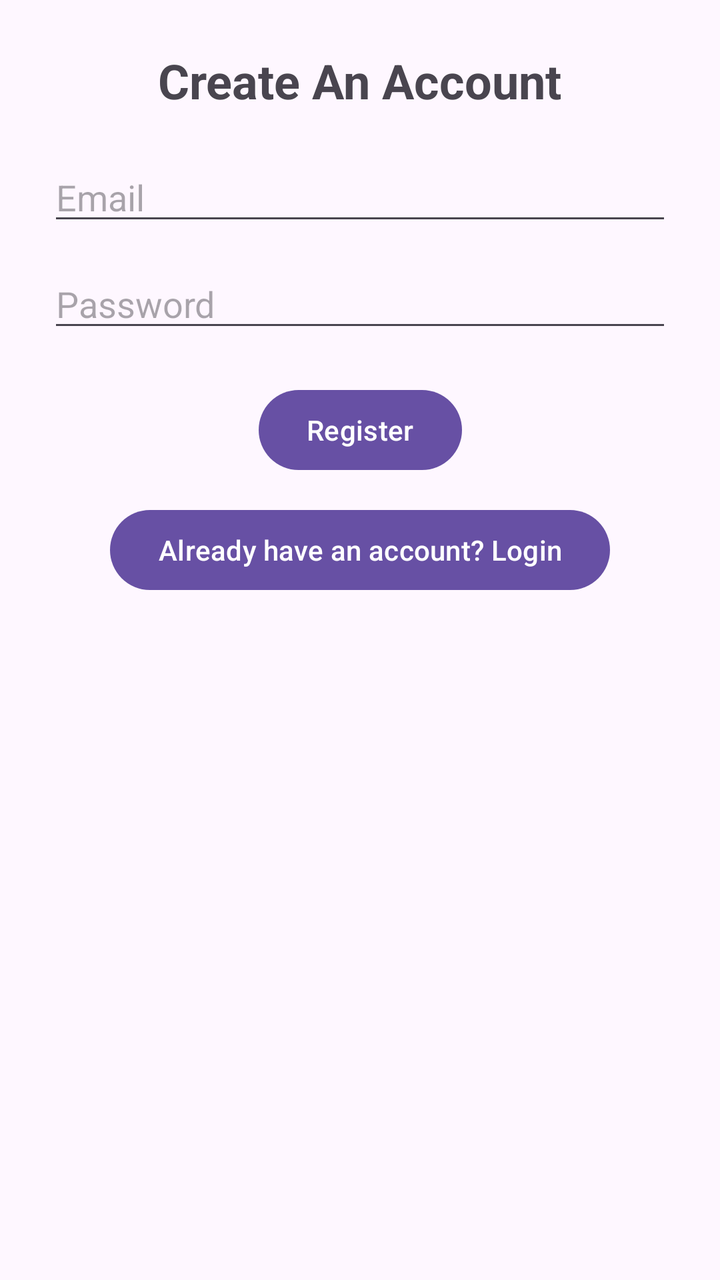
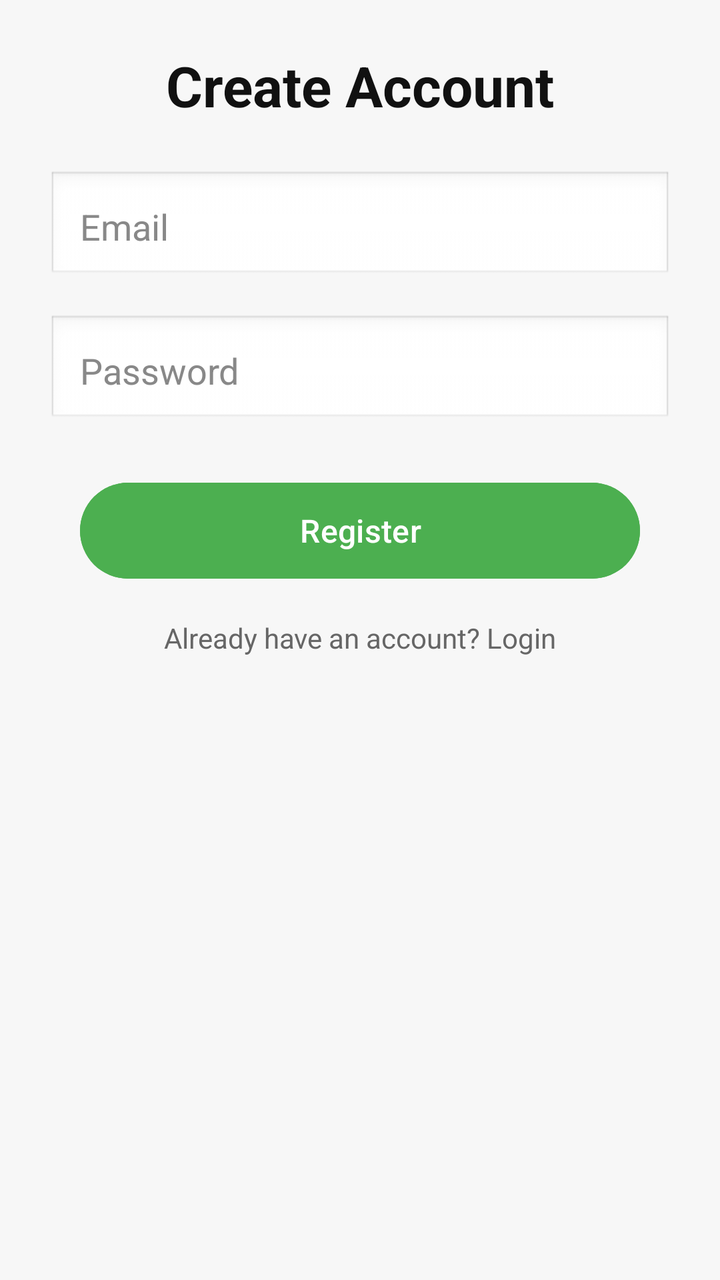

The first picture is an Android layout as it rendered before a commit; the second is the same layout after the commit. The layout source and the unified diff follow.
<!-- AndroidManifest.xml: application theme Theme.RuleOfTheDay333 -->
<!-- res/layout/activity_register.xml -->
<?xml version="1.0" encoding="utf-8"?>
<androidx.constraintlayout.widget.ConstraintLayout
    xmlns:android="http://schemas.android.com/apk/res/android"
    xmlns:app="http://schemas.android.com/apk/res-auto"
    xmlns:tools="http://schemas.android.com/tools"
    android:id="@+id/main"
    android:layout_width="match_parent"
    android:layout_height="match_parent"
    android:padding="24dp"
    tools:context=".RegisterActivity">

    <TextView
        android:id="@+id/registerTitle"
        android:layout_width="wrap_content"
        android:layout_height="wrap_content"
        android:text="Create An Account"
        android:textSize="24sp"
        android:textStyle="bold"
        app:layout_constraintTop_toTopOf="parent"
        app:layout_constraintBottom_toTopOf="@id/emailRegister"
        app:layout_constraintStart_toStartOf="parent"
        app:layout_constraintEnd_toEndOf="parent"
        app:layout_constraintVertical_bias="0.3"/>

    <EditText
        android:id="@+id/emailRegister"
        android:layout_width="0dp"
        android:layout_height="wrap_content"
        android:autofillHints=""
        android:hint="Email"
        android:inputType="textEmailAddress"
        android:layout_marginTop="20dp"
        app:layout_constraintTop_toBottomOf="@id/registerTitle"
        app:layout_constraintStart_toStartOf="parent"
        app:layout_constraintEnd_toEndOf="parent"/>

    <EditText
        android:id="@+id/passwordRegister"
        android:layout_width="0dp"
        android:layout_height="wrap_content"
        android:autofillHints=""
        android:hint="Password"
        android:inputType="textPassword"
        android:layout_marginTop="12dp"
        app:layout_constraintTop_toBottomOf="@id/emailRegister"
        app:layout_constraintStart_toStartOf="parent"
        app:layout_constraintEnd_toEndOf="parent"/>

    <Button
        android:id="@+id/buttonCreateAccount"
        android:layout_width="wrap_content"
        android:layout_height="wrap_content"
        android:text="Register"
        android:layout_marginTop="20dp"
        app:layout_constraintTop_toBottomOf="@id/passwordRegister"
        app:layout_constraintStart_toStartOf="parent"
        app:layout_constraintEnd_toEndOf="parent"/>

    <Button
        android:id="@+id/buttonBackLogin"
        android:layout_width="wrap_content"
        android:layout_height="wrap_content"
        android:text="Already have an account? Login"
        android:layout_marginTop="12dp"
        app:layout_constraintTop_toBottomOf="@id/buttonCreateAccount"
        app:layout_constraintStart_toStartOf="parent"
        app:layout_constraintEnd_toEndOf="parent"/>

</androidx.constraintlayout.widget.ConstraintLayout>
<!-- resources referenced by this layout -->
<resources>
  <style name="Theme.RuleOfTheDay333" parent="Base.Theme.RuleOfTheDay333" />
  <style name="Base.Theme.RuleOfTheDay333" parent="Theme.Material3.DayNight.NoActionBar">
          
          
      </style>
</resources>

<!-- the commit's change to res/layout/activity_register.xml (unified diff, before → after) -->
@@ -7,29 +7,34 @@
     android:layout_width="match_parent"
     android:layout_height="match_parent"
     android:padding="24dp"
+    android:background="#F7F7F7"
     tools:context=".RegisterActivity">
 
     <TextView
         android:id="@+id/registerTitle"
         android:layout_width="wrap_content"
         android:layout_height="wrap_content"
-        android:text="Create An Account"
-        android:textSize="24sp"
+        android:text="Create Account"
+        android:textSize="28sp"
         android:textStyle="bold"
+        android:textColor="#111111"
         app:layout_constraintTop_toTopOf="parent"
         app:layout_constraintBottom_toTopOf="@id/emailRegister"
         app:layout_constraintStart_toStartOf="parent"
         app:layout_constraintEnd_toEndOf="parent"
-        app:layout_constraintVertical_bias="0.3"/>
+        app:layout_constraintVertical_bias="0.25"/>
 
     <EditText
         android:id="@+id/emailRegister"
         android:layout_width="0dp"
-        android:layout_height="wrap_content"
-        android:autofillHints=""
+        android:layout_height="56dp"
         android:hint="Email"
         android:inputType="textEmailAddress"
-        android:layout_marginTop="20dp"
+        android:padding="16dp"
+        android:background="@android:drawable/edit_text"
+        android:layout_marginTop="24dp"
+        android:textColor="#000000"
+        android:textColorHint="#888888"
         app:layout_constraintTop_toBottomOf="@id/registerTitle"
         app:layout_constraintStart_toStartOf="parent"
         app:layout_constraintEnd_toEndOf="parent"/>
@@ -37,31 +42,41 @@
     <EditText
         android:id="@+id/passwordRegister"
         android:layout_width="0dp"
-        android:layout_height="wrap_content"
-        android:autofillHints=""
+        android:layout_height="56dp"
         android:hint="Password"
         android:inputType="textPassword"
-        android:layout_marginTop="12dp"
+        android:padding="16dp"
+        android:background="@android:drawable/edit_text"
+        android:layout_marginTop="16dp"
+        android:textColor="#000000"
+        android:textColorHint="#888888"
         app:layout_constraintTop_toBottomOf="@id/emailRegister"
         app:layout_constraintStart_toStartOf="parent"
         app:layout_constraintEnd_toEndOf="parent"/>
 
     <Button
         android:id="@+id/buttonCreateAccount"
-        android:layout_width="wrap_content"
-        android:layout_height="wrap_content"
+        android:layout_width="0dp"
+        android:layout_height="56dp"
         android:text="Register"
-        android:layout_marginTop="20dp"
+        android:textAllCaps="false"
+        android:textSize="16sp"
+        android:textColor="#FFFFFF"
+        android:backgroundTint="#4CAF50"
+        android:layout_marginTop="24dp"
+        android:layout_marginHorizontal="16dp"
         app:layout_constraintTop_toBottomOf="@id/passwordRegister"
         app:layout_constraintStart_toStartOf="parent"
         app:layout_constraintEnd_toEndOf="parent"/>
 
-    <Button
+    <TextView
         android:id="@+id/buttonBackLogin"
         android:layout_width="wrap_content"
         android:layout_height="wrap_content"
         android:text="Already have an account? Login"
-        android:layout_marginTop="12dp"
+        android:textSize="14sp"
+        android:textColor="#666666"
+        android:layout_marginTop="16dp"
         app:layout_constraintTop_toBottomOf="@id/buttonCreateAccount"
         app:layout_constraintStart_toStartOf="parent"
         app:layout_constraintEnd_toEndOf="parent"/>
